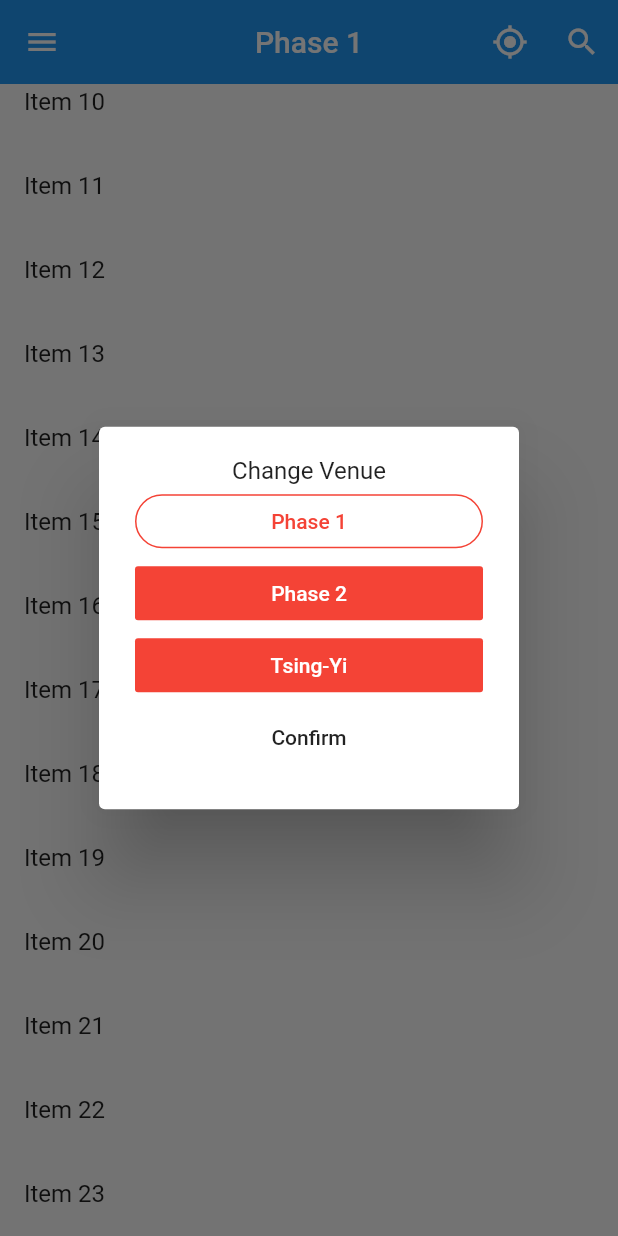
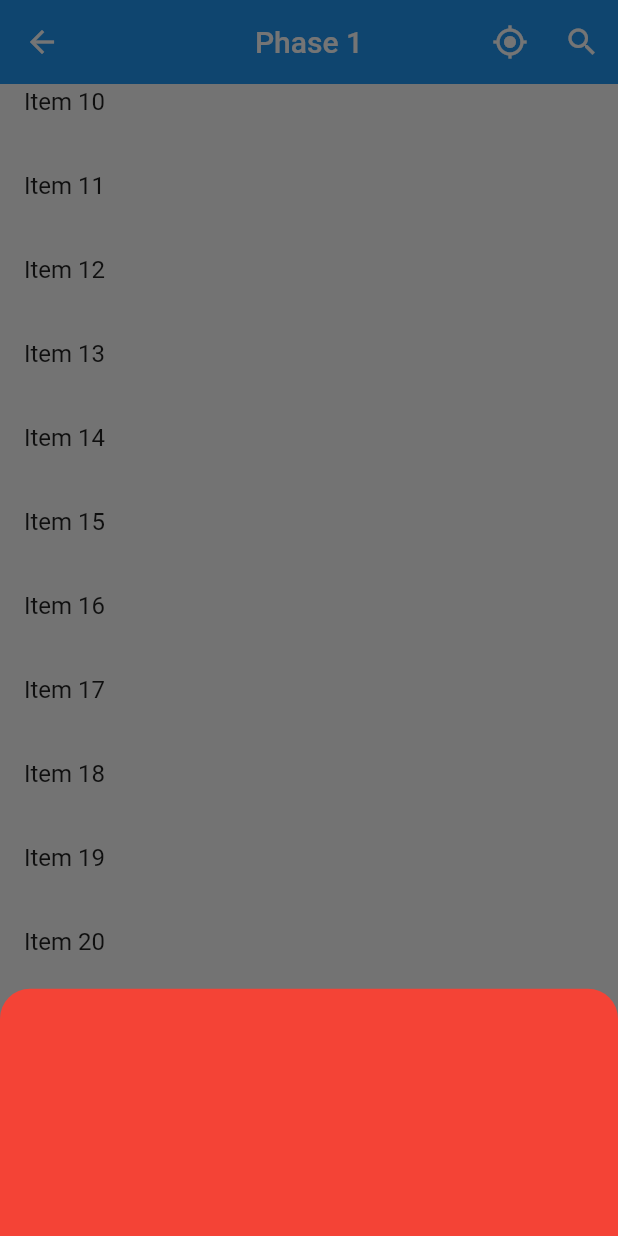
Before and after one commit to isaacli0210/isaac_pj, a Flutter app: the Home screen opened directly, scrolled down 576 dp, after a tap on the "my location" icon, on a phone screen of 412 x 824 dp. Run offline on Flutter 3.47's test engine with Material 2 defaults, Android fonts, the phone set to English and light mode, and no system bars.

Commit message:
Add BottomNavigationBar

```diff
--- /dev/null
+++ b/lib/Admin/admin_ui.dart
@@ -0,0 +1,124 @@
+import 'package:flutter/material.dart';
+import 'package:isaac_pj/Search/search_func.dart';
+//import 'package:isaac_pj/Home/change_venue_button.dart';
+import 'package:isaac_pj/Drawer/custom_drawer.dart';
+
+class Admin extends StatefulWidget {
+  @override
+  _AdminState createState() => _AdminState();
+}
+
+class _AdminState extends State<Admin> {
+  @override
+  void initState() {
+    super.initState();
+
+  }
+
+  final items = List<String>.generate(30, (i) => "Item $i");
+
+  Widget appBar(BuildContext context) {
+    return AppBar(
+      title: Text('Phase 1'),
+      centerTitle: true,
+      actions: <Widget>[
+        //ChangeVenueButton(),
+        IconButton(
+          icon: Icon(Icons.my_location),
+          tooltip: 'Venue',
+          onPressed: () {
+            showModalBottomSheet(
+              backgroundColor: Colors.transparent,
+              context: context,
+              builder: (context) => Container(
+
+                height: MediaQuery.of(context).size.height * 0.2,
+                decoration: BoxDecoration(
+                  borderRadius: BorderRadius.only(topLeft: const Radius.circular(20.0), topRight: const Radius.circular(20.0)),
+                  color: Colors.red,
+                ),
+              )
+            );
+          },
+        ),
+        IconButton(
+          icon: Icon(Icons.search),
+          tooltip: 'Search',
+          onPressed: () {
+            showSearch(context: context, delegate: SearchFunc());
+          },
+        )
+      ],
+      backgroundColor: Colors.blue,
+      elevation: 0,
+    );
+  }
+
+  Widget drawer(Orientation orientation) {
+    return CustomDrawer(
+      widthPercentage: orientation == Orientation.portrait ? 0.4 : 0.2,
+      child: ListView(
+        padding: EdgeInsets.zero,
+        children: <Widget>[
+          Container(
+            height: 90.0,
+            margin: EdgeInsets.zero,
+            padding: EdgeInsets.zero,
+            child: DrawerHeader(
+              decoration: BoxDecoration(
+                color: Colors.blue,
+              ),
+              child: Center(
+                child: SizedBox(
+                  width: 60.0,
+                  height: 60.0,
+                  child: CircleAvatar(
+                    child: Text('eVP'),
+                  ),
+                ),
+              ),
+            ),
+          ),
+          ListTile(
+            title: Text('進場', style: TextStyle(fontWeight: FontWeight.bold),),
+            onTap: () {
+              // Update the state of the app.
+              // ...
+            },
+          ),
+          ListTile(
+            title: Text('Item 2'),
+            onTap: () {
+              // Update the state of the app.
+              // ...
+            },
+          ),
+        ],
+      ),
+    );
+  }
+
+  Widget passList() {
+    return ListView.builder(
+      itemCount: items.length,
+      itemBuilder: (context, index) {
+        return ListTile(
+          title: Text('${items[index]}'),
+        );
+      },
+    );
+  }
+
+  @override
+  Widget build(BuildContext context) {
+    final Orientation orientation = MediaQuery.of(context).orientation;
+
+    return Scaffold(
+      appBar: appBar(context),
+      //drawer: drawer(orientation),
+      body: Column(
+        children: <Widget>[Expanded(child: passList())],
+      ),
+    );
+  }
+}
--- a/lib/Home/home_ui.dart
+++ b/lib/Home/home_ui.dart
@@ -1,87 +1,101 @@
 import 'package:flutter/material.dart';
-import 'package:isaac_pj/Search/search_func.dart';
-import 'change_venue_button.dart';
+import 'package:flutter/rendering.dart';
+import 'package:isaac_pj/Admin/admin_ui.dart';
+import 'package:isaac_pj/MoveIn/move_in_ui.dart';
+import 'package:isaac_pj/MoveOut/move_out_ui.dart';
+import 'package:isaac_pj/Preview/preview_ui.dart';
 
 class Home extends StatefulWidget {
   @override
   _HomeState createState() => _HomeState();
 }
 
-class _HomeState extends State<Home> {
-  final items = List<String>.generate(30, (i) => "Item $i");
+class _HomeState extends State<Home> with TickerProviderStateMixin<Home> {
 
-  Widget appBar(BuildContext context) {
-    return AppBar(
-      title: Text('Phase 1'),
-      centerTitle: true,
+  int _currentIndex = 0;
+  List<Widget> pages = List<Widget>();
+  final _bottomNavigationColor = Colors.blue;
+  AnimationController _hide;
 
-      actions: <Widget>[
-        ChangeVenueButton(),
-        IconButton(
-          icon: Icon(Icons.search),
-          tooltip: 'Search',
-          onPressed: () {
-            showSearch(context: context, delegate: SearchFunc());
-          },
-        )
-      ],
-      backgroundColor: Colors.blue,
-      elevation: 0,
-    );
+  @override
+  void initState() {
+    pages
+      ..add(Admin())
+      ..add(MoveIn())
+      ..add(MoveOut())
+      ..add(Preview());
+    super.initState();
+    _hide = AnimationController(vsync: this, duration: kThemeAnimationDuration);
   }
 
-  Widget passList() {
-    return ListView.builder(
-      itemCount: items.length,
-      itemBuilder: (context, index) {
-        return ListTile(
-          title: Text('${items[index]}'),
-        );
+  @override
+  void dispose() {
+    _hide.dispose();
+    super.dispose();
+  }
+
+  bool _handleScrollNotification(ScrollNotification scrollNotification) {
+    if (scrollNotification.depth == 0) {
+      if (scrollNotification is UserScrollNotification) {
+        final UserScrollNotification userScroll = scrollNotification;
+
+        switch (userScroll.direction) {
+          case ScrollDirection.forward:
+            _hide.forward();
+            break;
+          case ScrollDirection.reverse:
+            _hide.reverse();
+            break;
+          case ScrollDirection.idle:
+            break;
+        }
+      }
+    }
+    return false;
+  }
+
+  Widget bottomNavigationBar() {
+    return BottomNavigationBar(
+      items: [
+        BottomNavigationBarItem(
+          icon: Icon(Icons.home, color: _bottomNavigationColor,),
+          title: Text('Home', style: TextStyle(color: _bottomNavigationColor),)
+        ),
+        BottomNavigationBarItem(
+          icon: Icon(Icons.file_download, color: _bottomNavigationColor,),
+          title: Text('MoveIn', style: TextStyle(color: _bottomNavigationColor))
+        ),
+        BottomNavigationBarItem(
+          icon: Icon(Icons.file_upload, color: _bottomNavigationColor),
+          title: Text('MoveOut', style: TextStyle(color: _bottomNavigationColor))
+        ),
+        BottomNavigationBarItem(
+          icon: Icon(Icons.edit, color: _bottomNavigationColor),
+          title: Text('Preview', style: TextStyle(color: _bottomNavigationColor))
+        ),
+      ],
+      currentIndex: _currentIndex,
+      onTap: (int index) {
+        setState(() {
+          _currentIndex = index;
+        });
       },
     );
   }
 
   @override
   Widget build(BuildContext context) {
-    return Scaffold(
-      appBar: appBar(context),
-      drawer: Drawer(
-        child: ListView(
-          padding: EdgeInsets.zero,
-          children: <Widget>[
-            DrawerHeader(
-              decoration: BoxDecoration(
-                color: Colors.blue,
-              ),
-              child: Center(
-                child: SizedBox(
-                  width: 60.0,
-                  height: 60.0,
-                  child: CircleAvatar(
-                    child: Text('eVP'),
-                  ),
-                ),
-              ),
-            ),
-            ListTile(
-              title: Text('進場', style: TextStyle(fontWeight: FontWeight.bold),),
-              onTap: () {
-                // Update the state of the app.
-                // ...
-              },
-            ),
-            ListTile(
-              title: Text('Item 2'),
-              onTap: () {
-                // Update the state of the app.
-                // ...
-              },
-            ),
-          ],
+    //final Orientation orientation = MediaQuery.of(context).orientation;
+
+    return NotificationListener<ScrollNotification>(
+      onNotification: _handleScrollNotification,
+      child: Scaffold(
+        body: pages[_currentIndex],
+        bottomNavigationBar: SizeTransition(
+          sizeFactor: _hide,
+          axisAlignment: -1.0,
+          child: bottomNavigationBar(),
         ),
-      ),
-      body: Column(
-        children: <Widget>[Expanded(child: passList())],
       ),
     );
   }
```
Also changed, not shown: lib/Drawer/custom_drawer.dart (added, +48 -0 lines), lib/Login/login_ui.dart (+2 -30 lines), lib/MoveIn/move_in_ui.dart (added, +10 -0 lines), lib/MoveOut/move_out_ui.dart (added, +10 -0 lines), lib/Preview/preview_ui.dart (added, +10 -0 lines), lib/Home/custom_drawer_header.dart (deleted).
